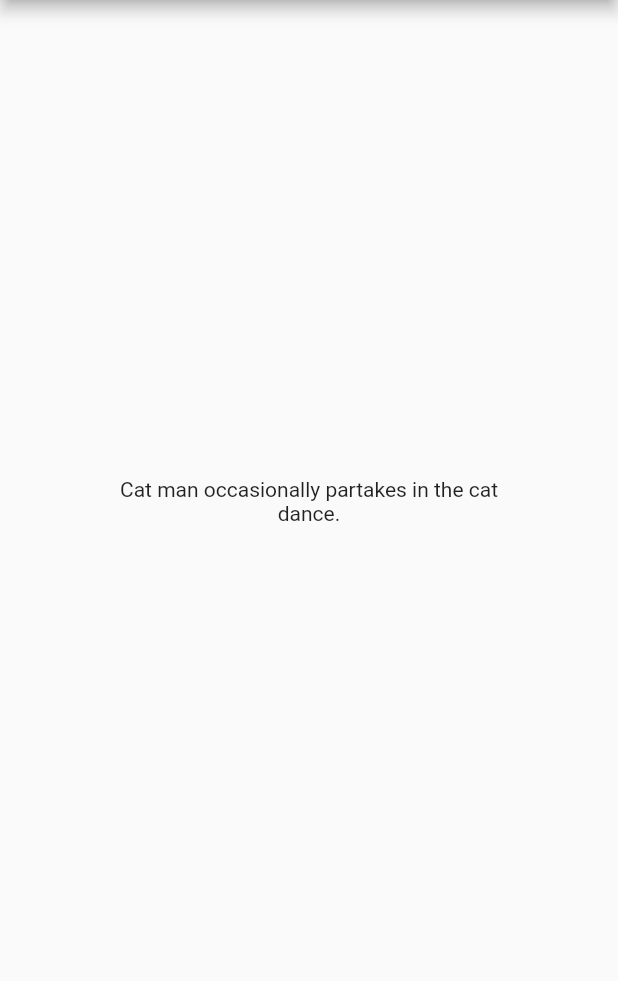
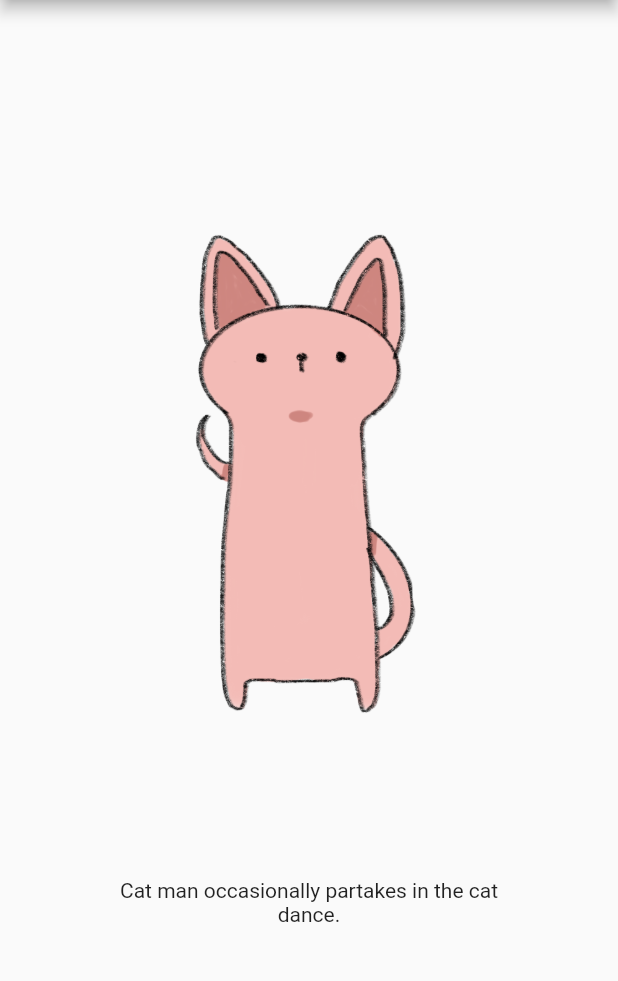
Before and after one commit to Xavier-MD/fortune_cat, a Flutter app: the screen it shows after launch, on a phone screen of 412 x 824 dp, the part 84-1065 px from its top. Run offline on Flutter 3.47's test engine with Material 2 defaults, Android fonts, the phone set to English and light mode, and no system bars; our stand-ins replace responsive_sizer.

Commit message:
Added centered accessory images.

```diff
--- a/lib/ui/pages/home_page.dart
+++ b/lib/ui/pages/home_page.dart
@@ -30,6 +30,16 @@
           mainAxisAlignment: MainAxisAlignment.center,
           crossAxisAlignment: CrossAxisAlignment.center,
           children: [
+            Stack(
+              children: [
+                Image(
+                  width: 80.0.w,
+                  fit: BoxFit.fitWidth,
+                  image: const AssetImage('assets/images/cats/applebottom.png'),
+                ),
+              ],
+            ),
+            SizedBox(height: 5.0.h),
             Container(
               width: 80.0.w,
               height: 20.0.h,
--- a/pubspec.yaml
+++ b/pubspec.yaml
@@ -27,3 +27,8 @@
     - assets/images/cats/kingen.png
     - assets/images/cats/mrs_grubsly.png
     - assets/images/cats/nigel.png
+
+    - assets/images/accessories/eyes/glasses_1.png
+    - assets/images/accessories/eyes/sunglasses_1.png
+
+    - assets/images/accessories/paws/book_1.png
```
Also changed, not shown: assets/images/accessories/eyes/glasses_1.png (added), assets/images/accessories/eyes/sunglasses_1.png (added), assets/images/accessories/paws/book_1.png (added).
